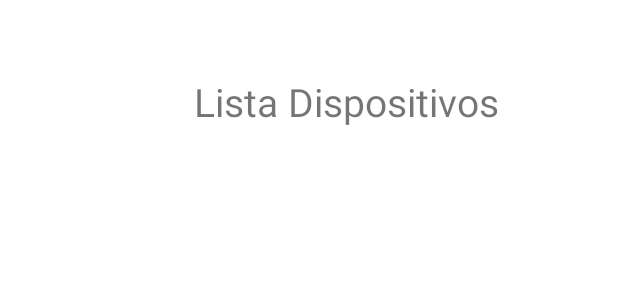
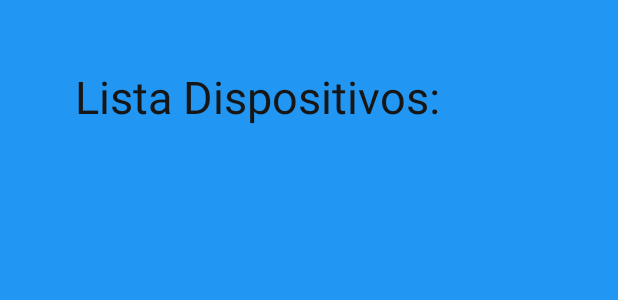
Before and after one commit to amst-fiec/1T2021-Analizador-de-Calidad-de-Aire-en-restaurantes, an Android app: the layout activity_list_device.xml on its own in the app's theme, with its tools: preview values and no code run, on a phone screen of 412 x 824 dp. Shown: the top 300 px of the screen. Run offline under Robolectric (Android 15) with nearby library versions, the phone set to English and light mode, and no system bars.

Commit message:
Vista_Dispositivos

```diff
--- a/MobileApp/app/src/main/res/layout/activity_list_device.xml
+++ b/MobileApp/app/src/main/res/layout/activity_list_device.xml
@@ -4,7 +4,9 @@
     xmlns:tools="http://schemas.android.com/tools"
     android:layout_width="match_parent"
     android:layout_height="match_parent"
+    android:background="#2196F3"
     tools:context=".ListDevice">
+
 
     <TextView
         android:id="@+id/listDevice"
@@ -12,19 +14,22 @@
         android:layout_height="wrap_content"
         android:layout_marginStart="50dp"
         android:layout_marginLeft="50dp"
-        android:layout_marginTop="50dp"
-        android:text="Lista Dispositivos"
-        android:textSize="26sp"
+        android:layout_marginTop="44dp"
+        android:text="@string/list_devices"
+        android:textColor="#171615"
+        android:textSize="30dp"
         app:layout_constraintEnd_toEndOf="parent"
+        app:layout_constraintHorizontal_bias="0.0"
         app:layout_constraintStart_toStartOf="parent"
         app:layout_constraintTop_toTopOf="parent" />
 
     <ListView
-        style="@android:style/Widget.DeviceDefault.ExpandableListView"
-        android:layout_width="wrap_content"
-        android:layout_height="wrap_content"
-        android:background="#2196F3"
-        android:cacheColorHint="#CDDC39"
-        tools:layout_editor_absoluteX="1dp"
-        tools:layout_editor_absoluteY="86dp" />
+        android:id="@+id/list_v1"
+        android:layout_width="325dp"
+        android:layout_height="555dp"
+        android:divider="@drawable/icono_google"
+        app:layout_constraintEnd_toEndOf="parent"
+        app:layout_constraintStart_toStartOf="parent"
+        app:layout_constraintTop_toBottomOf="@+id/listDevice" />
+
 </androidx.constraintlayout.widget.ConstraintLayout>
--- a/MobileApp/app/src/main/res/values/strings.xml
+++ b/MobileApp/app/src/main/res/values/strings.xml
@@ -9,4 +9,6 @@
     <string name="invalid_username">Not a valid username</string>
     <string name="invalid_password">Password must be >5 characters</string>
     <string name="login_failed">"Login failed"</string>
+    <string name="txt_user">Dispositivo:</string>
+    <string name="list_devices">Lista Dispositivos:</string>
 </resources>
```
Also changed, not shown: MobileApp/app/src/main/java/com/analizadoraire/windKind/ListDevice.java (+16 -0 lines), MobileApp/app/src/main/res/layout/list_view_devices.xml (added, +9 -0 lines).
